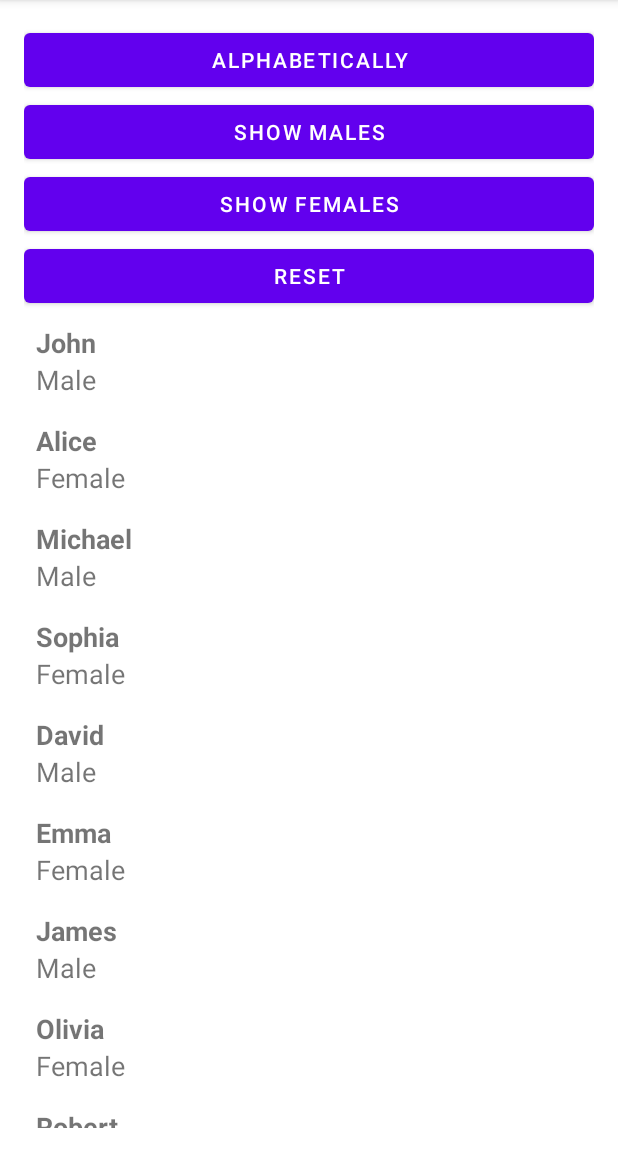
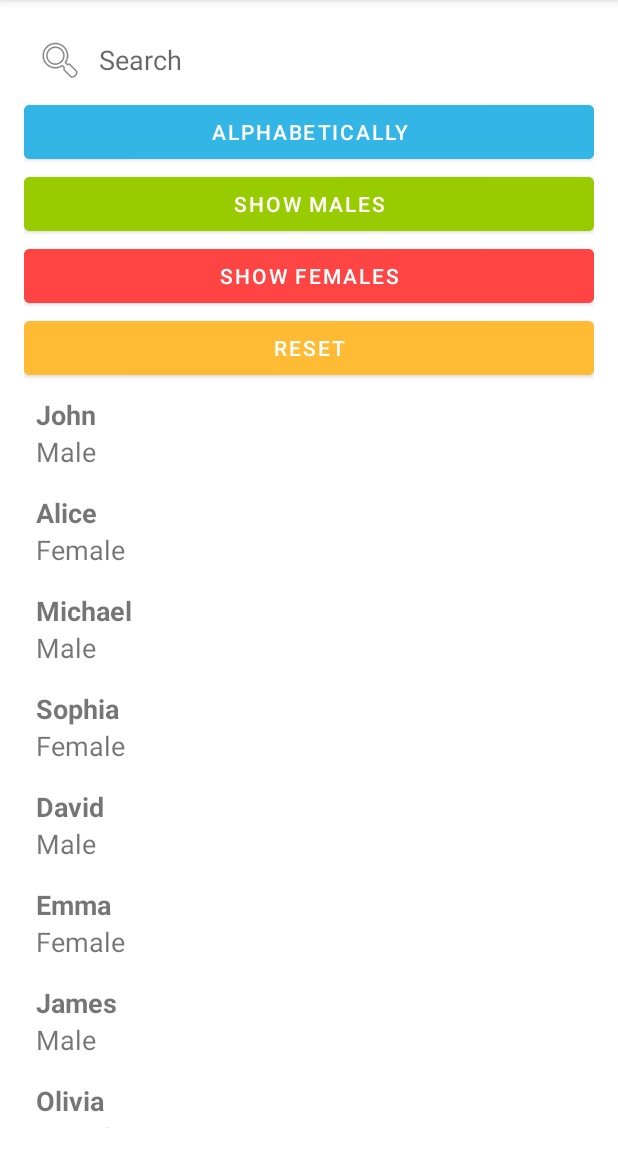
Before and after one commit to Spade-kun/Data-Struct-Code, an Android app: the screen it shows after launch (MainActivity), on a phone screen of 412 x 824 dp, the part 84-1236 px from its top. Run offline under Robolectric (Android 15) with nearby library versions, the phone set to English and light mode, and no system bars.

Commit message:
Improve UI

```diff
--- a/app/src/main/java/com/example/raterta_recycler_sorted/MainActivity.java
+++ b/app/src/main/java/com/example/raterta_recycler_sorted/MainActivity.java
@@ -13,6 +13,9 @@ import java.util.List;
 import java.util.stream.Collectors;
 
 import android.widget.Button;
+import android.text.Editable;
+import android.text.TextWatcher;
+import android.widget.EditText;
 
 
 public class MainActivity extends AppCompatActivity {
@@ -83,5 +86,28 @@ public class MainActivity extends AppCompatActivity {
 
         resetButton.setOnClickListener( v -> adapter.updateList(originalList));
 
+        // Add search functionality
+        EditText searchEditText = findViewById(R.id.searchEditText);
+
+        searchEditText.addTextChangedListener(new TextWatcher() {
+            @Override
+            public void beforeTextChanged(CharSequence s, int start, int count, int after) {
+                // No action needed
+            }
+
+            @Override
+            public void onTextChanged(CharSequence s, int start, int before, int count) {
+                List<Person> filteredList = originalList.stream()
+                        .filter(p -> p.getName().toLowerCase().contains(s.toString().toLowerCase()))
+                        .collect(Collectors.toList());
+                adapter.updateList(filteredList);
+            }
+
+            @Override
+            public void afterTextChanged(Editable s) {
+                // No action needed
+            }
+        });
+
     }
 }
--- a/app/src/main/res/layout/activity_main.xml
+++ b/app/src/main/res/layout/activity_main.xml
@@ -8,30 +8,45 @@
     android:padding="16dp"
     tools:context=".MainActivity">
 
-<!--    Buttons-->
+    <!-- Search Bar -->
+    <EditText
+        android:id="@+id/searchEditText"
+        android:layout_width="match_parent"
+        android:layout_height="wrap_content"
+        android:hint="Search"
+        android:padding="8dp"
+        android:background="@android:color/white"
+        android:drawablePadding="10dp"
+        android:drawableStart="@android:drawable/ic_menu_search" />
+
+    <!-- Buttons -->
     <Button
         android:id="@+id/sortButton"
         android:layout_width="match_parent"
         android:layout_height="wrap_content"
-        android:text="Alphabetically" />
+        android:text="Alphabetically"
+        android:backgroundTint="@android:color/holo_blue_light" />
 
     <Button
         android:id="@+id/maleButton"
         android:layout_width="match_parent"
         android:layout_height="wrap_content"
-        android:text="Show Males" />
+        android:text="Show Males"
+        android:backgroundTint="@android:color/holo_green_light" />
 
     <Button
         android:id="@+id/femaleButton"
         android:layout_width="match_parent"
         android:layout_height="wrap_content"
-        android:text="Show Females" />
+        android:text="Show Females"
+        android:backgroundTint="@android:color/holo_red_light" />
 
     <Button
         android:id="@+id/resetButton"
         android:layout_width="match_parent"
         android:layout_height="wrap_content"
-        android:text="Reset" />
+        android:text="Reset"
+        android:backgroundTint="@android:color/holo_orange_light" />
 
     <androidx.recyclerview.widget.RecyclerView
         android:id="@+id/recyclerView"
```
